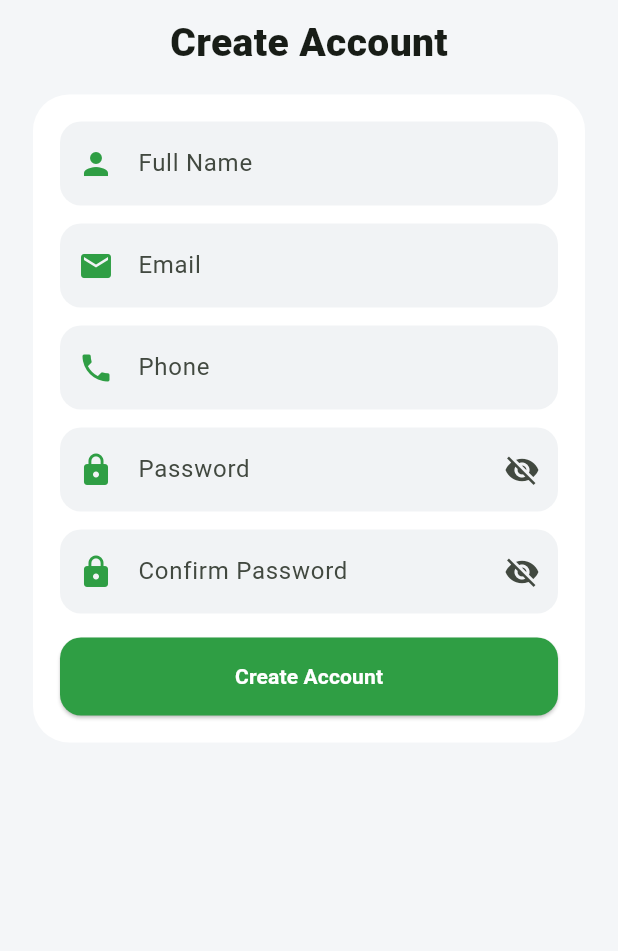
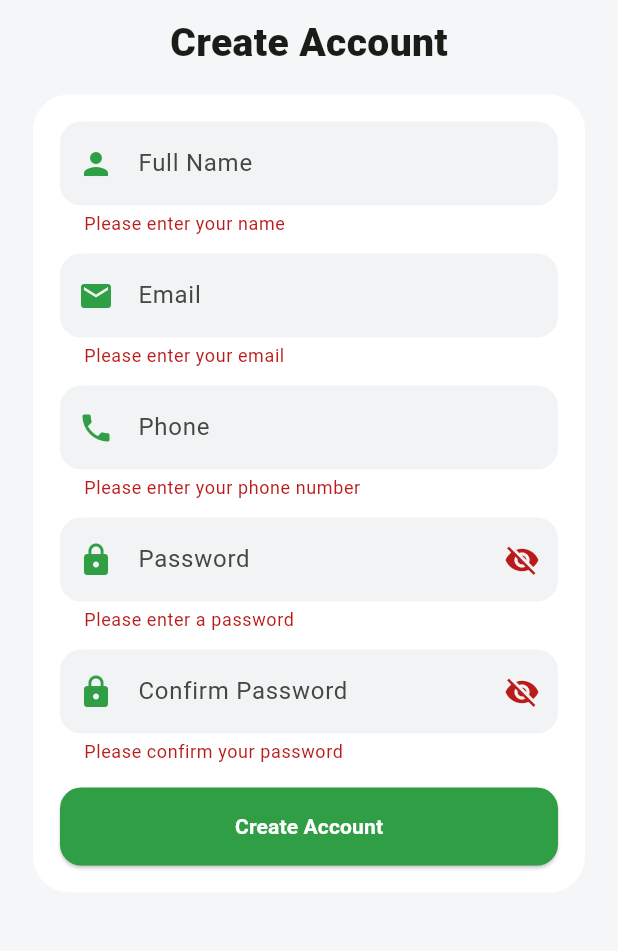
Before and after one commit to Blackcodehihub/cleanroom_monitor, a Flutter app: the SignUpPage screen opened directly, after a tap on "Create Account", on a phone screen of 412 x 824 dp, the part 285-1236 px from its top. Run offline on Flutter 3.47's test engine with Material 3 defaults, Android fonts, the phone set to English and light mode, and no system bars; our stand-ins replace fl_chart, image_picker; Roboto replaces fonts that are missing (Arial).

Commit message:
remove the history unsuable index in the history, putting validation in the sign in and up

```diff
--- a/lib/sign_up_page.dart
+++ b/lib/sign_up_page.dart
@@ -8,6 +8,7 @@ class SignUpPage extends StatefulWidget {
 }
 
 class _SignUpPageState extends State<SignUpPage> {
+  final _formKey = GlobalKey<FormState>();
   final name = TextEditingController();
   final email = TextEditingController();
   final phone = TextEditingController();
@@ -19,6 +20,16 @@ class _SignUpPageState extends State<SignUpPage> {
   static const primary = Color(0xFF2F9E44);
   static const bg = Color(0xFFF4F6F8);
 
+  void _createAccount() {
+    if (_formKey.currentState!.validate()) {
+      // Logic para sa pag-create og account (e.g., Firebase/API)
+      ScaffoldMessenger.of(context).showSnackBar(
+        const SnackBar(content: Text("Account creation successful!")),
+      );
+      Navigator.pop(context);
+    }
+  }
+
   @override
   Widget build(BuildContext context) {
     return Scaffold(
@@ -26,6 +37,8 @@ class _SignUpPageState extends State<SignUpPage> {
       body: SafeArea(
         child: SingleChildScrollView(
           padding: const EdgeInsets.symmetric(horizontal: 22, vertical: 12),
+          child: Form(
+            key: _formKey,
             child: Column(
               children: [
                 Row(
@@ -36,17 +49,13 @@ class _SignUpPageState extends State<SignUpPage> {
                     ),
                   ],
                 ),
-
-              /// 🔥 BIG LOGO (NO CIRCLE)
                 Image.asset(
                   'assets/images/logo.png',
                   width: 130,
                   height: 130,
                   fit: BoxFit.contain,
                 ),
-
                 const SizedBox(height: 10),
-
                 const Text(
                   "Create Account",
                   style: TextStyle(
@@ -54,9 +63,7 @@ class _SignUpPageState extends State<SignUpPage> {
                     fontWeight: FontWeight.w900,
                   ),
                 ),
-
                 const SizedBox(height: 16),
-
                 Container(
                   padding: const EdgeInsets.all(18),
                   decoration: BoxDecoration(
@@ -65,23 +72,60 @@ class _SignUpPageState extends State<SignUpPage> {
                   ),
                   child: Column(
                     children: [
-                    _input(name, "Full Name", Icons.person),
+                      _input(
+                        controller: name,
+                        hint: "Full Name",
+                        icon: Icons.person,
+                        validator: (v) => v == null || v.isEmpty ? "Please enter your name" : null,
+                      ),
                       const SizedBox(height: 12),
-                    _input(email, "Email", Icons.email),
+                      _input(
+                        controller: email,
+                        hint: "Email",
+                        icon: Icons.email,
+                        validator: (v) {
+                          if (v == null || v.isEmpty) return "Please enter your email";
+                          if (!RegExp(r'^[^@]+@[^@]+\.[^@]+').hasMatch(v)) return "Enter a valid email address";
+                          return null;
+                        },
+                      ),
                       const SizedBox(height: 12),
-                    _input(phone, "Phone", Icons.phone),
+                      _input(
+                        controller: phone,
+                        hint: "Phone",
+                        icon: Icons.phone,
+                        validator: (v) {
+                          if (v == null || v.isEmpty) return "Please enter your phone number";
+                          if (v.length < 10) return "Enter a valid phone number";
+                          return null;
+                        },
+                      ),
                       const SizedBox(height: 12),
-                    _password(password, "Password"),
+                      _password(
+                        controller: password,
+                        hint: "Password",
+                        validator: (v) {
+                          if (v == null || v.isEmpty) return "Please enter a password";
+                          if (v.length < 6) return "Password must be at least 6 characters";
+                          return null;
+                        },
+                      ),
                       const SizedBox(height: 12),
-                    _password(confirm, "Confirm Password"),
-
+                      _password(
+                        controller: confirm,
+                        hint: "Confirm Password",
+                        validator: (v) {
+                          if (v == null || v.isEmpty) return "Please confirm your password";
+                          if (v != password.text) return "Passwords do not match";
+                          return null;
+                        },
+                      ),
                       const SizedBox(height: 16),
-
                       SizedBox(
                         width: double.infinity,
                         height: 52,
                         child: ElevatedButton(
-                        onPressed: () {},
+                          onPressed: _createAccount,
                           style: ElevatedButton.styleFrom(
                             backgroundColor: primary,
                             shape: RoundedRectangleBorder(
@@ -104,12 +148,14 @@ class _SignUpPageState extends State<SignUpPage> {
             ),
           ),
         ),
+      ),
     );
   }
 
-  Widget _input(controller, hint, icon) {
-    return TextField(
+  Widget _input({required controller, required hint, required icon, required String? Function(String?) validator}) {
+    return TextFormField(
       controller: controller,
+      validator: validator,
       decoration: InputDecoration(
         hintText: hint,
         prefixIcon: Icon(icon, color: primary),
@@ -123,10 +169,11 @@ class _SignUpPageState extends State<SignUpPage> {
     );
   }
 
-  Widget _password(controller, hint) {
-    return TextField(
+  Widget _password({required controller, required hint, required String? Function(String?) validator}) {
+    return TextFormField(
       controller: controller,
       obscureText: obscure,
+      validator: validator,
       decoration: InputDecoration(
         hintText: hint,
         prefixIcon: const Icon(Icons.lock, color: primary),
```
Also changed, not shown: lib/history_page.dart (+2 -15 lines), lib/sign_in_page.dart (+36 -22 lines). Lines whose indentation alone changed are shown as unchanged.
